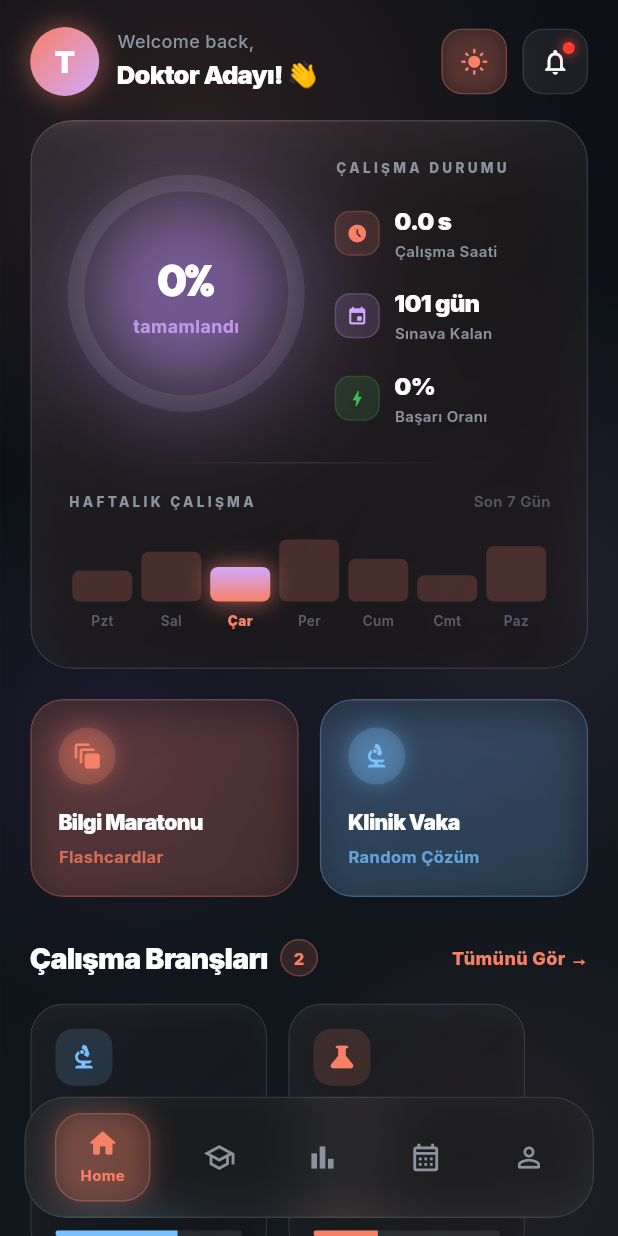
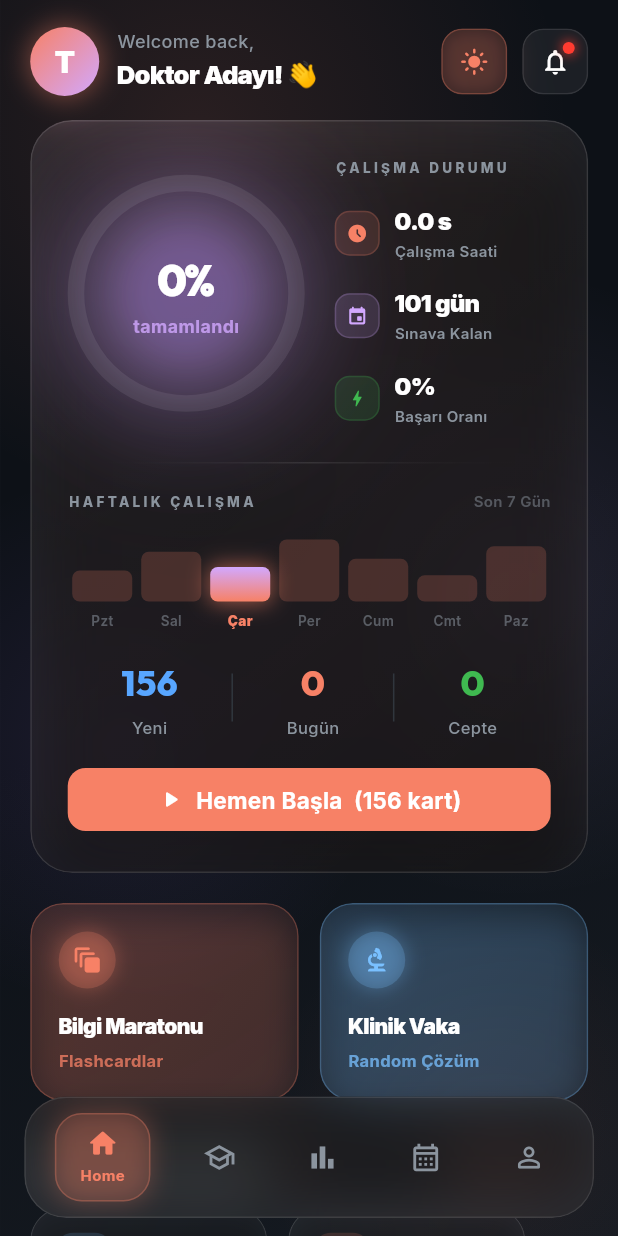
Before and after one commit to Stromeagles/Tusss, a Flutter app: the screen it shows after launch, after a tap on "Misafir Olarak Giriş Yap", on a phone screen of 412 x 824 dp. Run offline on Flutter 3.47's test engine with Material 3 defaults, Android fonts, the phone set to English and light mode, and no system bars; drawn by our look-alikes of flutter_animate; our stand-ins replace flutter_card_swiper, google_fonts, shared_preferences.

Commit message:
feat: SRS entegrasyonu + uyarı temizliği
- case_study_screen: SRS kayıt (quality 4/1) doğru/yanlış cevaba göre
- home_screen: Anki-style Yeni/Bugün/Cepte sayaçları + Hemen Başla butonu
- Kullanılmayan _dragPctX alanı kaldırıldı (flashcard_screen)
- Kullanılmayan importlar temizlendi (home_screen, motivation_widget, streak_widget)
- Kullanılmayan textColor değişkeni kaldırıldı (home_screen)

Co-Authored-By: Claude Sonnet 4.6 <noreply@anthropic.com>

```diff
--- a/lib/screens/case_study_screen.dart
+++ b/lib/screens/case_study_screen.dart
@@ -4,6 +4,7 @@ import '../models/topic_model.dart';
 import '../services/data_service.dart';
 import '../services/progress_service.dart';
 import '../services/ai_service.dart';
+import '../services/spaced_repetition_service.dart';
 import '../models/subject_registry.dart';
 
 class CaseStudyScreen extends StatefulWidget {
@@ -23,6 +24,7 @@ class _CaseStudyScreenState extends State<CaseStudyScreen> {
   final _dataService = DataService();
   final _progressService = ProgressService();
   final _aiService = AIService();
+  final _srService = SpacedRepetitionService();
 
   List<ClinicalCase> _cases = [];
   bool _loading = true;
@@ -64,7 +66,7 @@ class _CaseStudyScreenState extends State<CaseStudyScreen> {
   bool get _isCorrect => _selectedAnswer == _currentCase.correctAnswer;
   bool get _isLast => _currentIndex == _cases.length - 1;
 
-  void _selectAnswer(String answer) {
+  Future<void> _selectAnswer(String answer) async {
     if (_answered) return;
     setState(() {
       _selectedAnswer = answer;
@@ -74,6 +76,13 @@ class _CaseStudyScreenState extends State<CaseStudyScreen> {
     });
     _progressService.recordCaseAnswer(
         correct: answer == _currentCase.correctAnswer);
+
+    // SRS entegrasyonu: doğru → quality 4, yanlış → quality 1
+    final caseId = _currentCase.id;
+    if (caseId.isNotEmpty) {
+      final quality = answer == _currentCase.correctAnswer ? 4 : 1;
+      await _srService.recordAnswer(caseId, quality);
+    }
   }
 
   Future<void> _fetchAIExplanation() async {
--- a/lib/screens/flashcard_screen.dart
+++ b/lib/screens/flashcard_screen.dart
@@ -36,7 +36,6 @@ class _FlashcardScreenState extends State<FlashcardScreen> {
   final List<CardSwiperDirection> _swipeHistory = [];
 
   // Drag sırasında anlık % değerleri — dikey yön önceliği için
-  int _dragPctX = 0;
   int _dragPctY = 0;
 
   @override
@@ -268,7 +267,6 @@ class _FlashcardScreenState extends State<FlashcardScreen> {
         cardBuilder: (context, index, percentThresholdX, percentThresholdY) {
           // Aktif kartın sürükleme yönünü takip et (onSwipe'da kullanılır)
           if (index == _currentIndex) {
-            _dragPctX = percentThresholdX;
             _dragPctY = percentThresholdY;
           }
 
--- a/lib/screens/home_screen.dart
+++ b/lib/screens/home_screen.dart
@@ -8,10 +8,10 @@ import '../services/theme_service.dart';
 import '../utils/transitions.dart';
 import '../services/data_service.dart';
 import '../services/progress_service.dart';
+import '../services/spaced_repetition_service.dart';
 import '../models/progress_model.dart';
 import '../models/topic_model.dart';
 import '../models/subject_registry.dart';
-import 'flashcard_screen.dart';
 import 'flashcard_subject_screen.dart';
 import 'case_study_screen.dart';
 import 'topic_list_screen.dart';
@@ -37,6 +37,7 @@ class _HomeScreenState extends State<HomeScreen> {
   List<Topic>   _topics   = [];
   bool          _loading  = true;
   int           _navIndex = 0;
+  SrsSummary    _srsSummary = const SrsSummary(newCount: 0, dueCount: 0, pocketCount: 0);
 
   @override
   void initState() {
@@ -51,10 +52,22 @@ class _HomeScreenState extends State<HomeScreen> {
       _progressService.loadProgress(),
     ]);
     if (mounted) {
+      final topics = results[0] as List<Topic>;
+      final progress = results[1] as StudyProgress;
+
+      // Tüm flashcard ve case ID'lerini topla
+      final allIds = <String>[];
+      for (final t in topics) {
+        allIds.addAll(t.flashcards.map((fc) => fc.id));
+        allIds.addAll(t.clinicalCases.map((cc) => cc.id).where((id) => id.isNotEmpty));
+      }
+      final srsSummary = await SpacedRepetitionService().getSummary(allIds);
+
       setState(() {
-        _topics   = results[0] as List<Topic>;
-        _progress = results[1] as StudyProgress;
-        _loading  = false;
+        _topics     = topics;
+        _progress   = progress;
+        _srsSummary = srsSummary;
+        _loading    = false;
       });
     }
   }
@@ -299,8 +312,6 @@ class _HomeScreenState extends State<HomeScreen> {
     final cardBg     = AppTheme.glassBg(isDark, darkAlpha: 0.08, lightAlpha: 0.82);
     final cardBorder = AppTheme.glassBorder(isDark);
     final shadow     = AppTheme.shadowColor(isDark);
-    final textColor  = isDark ? Colors.white : AppTheme.lightTextPrimary;
-
     return Padding(
       padding: const EdgeInsets.symmetric(horizontal: 20),
       child: ClipRRect(
@@ -384,6 +395,42 @@ class _HomeScreenState extends State<HomeScreen> {
 
                 // ── Weekly bar chart ─────────────────────────────────────────
                 _WeeklyBarChart(accent: AppTheme.cyan, isDark: isDark),
+
+                // Anki-style sayaçlar
+                const SizedBox(height: 16),
+                Row(
+                  mainAxisAlignment: MainAxisAlignment.spaceEvenly,
+                  children: [
+                    _AnkiStat(label: 'Yeni', count: _srsSummary.newCount, color: const Color(0xFF58A6FF)),
+                    Container(width: 1, height: 32, color: AppTheme.border),
+                    _AnkiStat(label: 'Bugün', count: _srsSummary.dueCount, color: AppTheme.cyan),
+                    Container(width: 1, height: 32, color: AppTheme.border),
+                    _AnkiStat(label: 'Cepte', count: _srsSummary.pocketCount, color: AppTheme.success),
+                  ],
+                ),
+                const SizedBox(height: 16),
+                // Hemen Başla butonu
+                SizedBox(
+                  width: double.infinity,
+                  child: ElevatedButton.icon(
+                    onPressed: _srsSummary.total > 0
+                        ? () => Navigator.push(context,
+                            MaterialPageRoute(builder: (_) => FlashcardSubjectScreen()))
+                        : null,
+                    icon: const Icon(Icons.play_arrow_rounded, size: 18),
+                    label: Text(
+                      _srsSummary.total > 0
+                          ? 'Hemen Başla  (${_srsSummary.total} kart)'
+                          : 'Tümü Tamamlandı 🎉',
+                    ),
+                    style: ElevatedButton.styleFrom(
+                      backgroundColor: AppTheme.cyan,
+                      foregroundColor: Colors.white,
+                      padding: const EdgeInsets.symmetric(vertical: 12),
+                      shape: RoundedRectangleBorder(borderRadius: BorderRadius.circular(12)),
+                    ),
+                  ),
+                ),
               ],
             ),
           ),
@@ -1253,6 +1300,29 @@ class _AmbientBlob extends StatelessWidget {
   }
 }
 
+// ── Anki Stat ──────────────────────────────────────────────────────────────
+class _AnkiStat extends StatelessWidget {
+  const _AnkiStat({required this.label, required this.count, required this.color});
+  final String label;
+  final int count;
+  final Color color;
+
+  @override
+  Widget build(BuildContext context) {
+    return Column(
+      children: [
+        Text('$count',
+          style: GoogleFonts.outfit(
+            fontSize: 24, fontWeight: FontWeight.w800, color: color)),
+        const SizedBox(height: 2),
+        Text(label,
+          style: GoogleFonts.inter(
+            fontSize: 11, color: AppTheme.textSecondary, fontWeight: FontWeight.w500)),
+      ],
+    );
+  }
+}
+
 // ── Glow Icon Box (shared) ─────────────────────────────────────────────────
 class GlowIconBox extends StatelessWidget {
   final IconData icon;
--- a/lib/widgets/motivation_widget.dart
+++ b/lib/widgets/motivation_widget.dart
@@ -1,4 +1,3 @@
-import 'dart:math';
 import 'package:flutter/material.dart';
 import 'package:flutter_animate/flutter_animate.dart';
 import '../theme/app_theme.dart';
--- a/lib/widgets/streak_widget.dart
+++ b/lib/widgets/streak_widget.dart
@@ -1,6 +1,5 @@
 import 'package:flutter/material.dart';
 import 'package:flutter_animate/flutter_animate.dart';
-import '../theme/app_theme.dart';
 
 class StreakWidget extends StatelessWidget {
   final int currentStreak;
```
